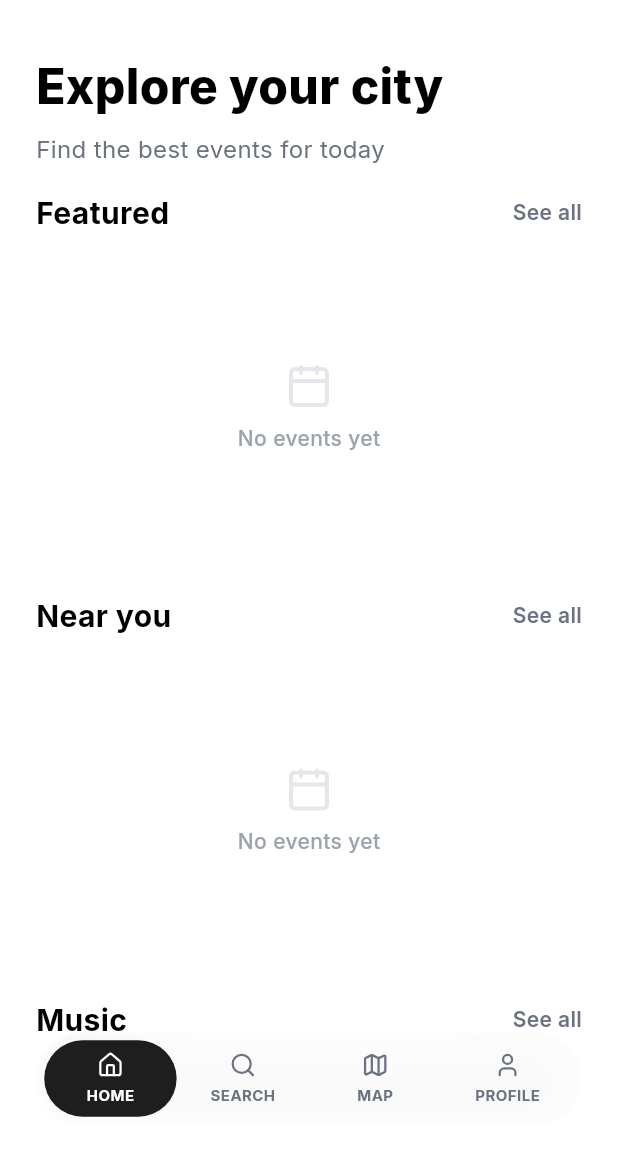
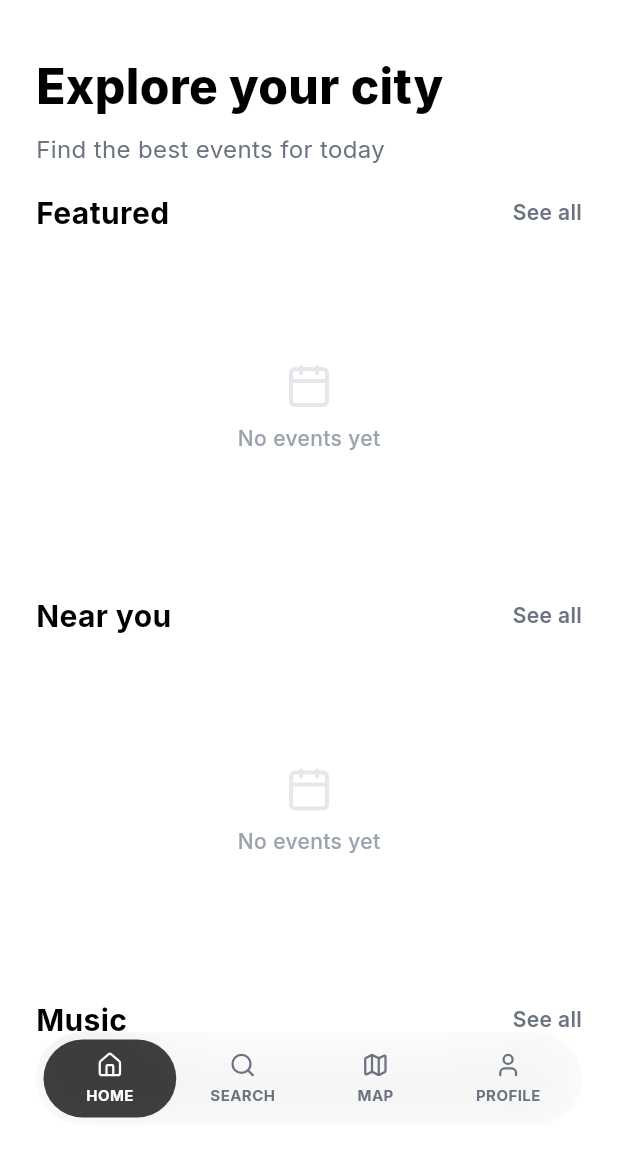
Before and after one commit to RogelioZu/fo, a Flutter app: the MainShell screen opened by its route, on a phone screen of 412 x 824 dp, the part 75-1236 px from its top. Run offline on Flutter 3.47's test engine with Material 3 defaults, Android fonts, the phone set to English and light mode, and no system bars; our stand-ins replace cached_network_image, equatable, flutter_dotenv, flutter_riverpod, geocoding, geolocator and 8 more; accounts and stored records are empty.

Commit message:
navbar improved, still sucks

```diff
--- a/lib/features/home/presentation/widgets/nav_pill.dart
+++ b/lib/features/home/presentation/widgets/nav_pill.dart
@@ -32,21 +32,21 @@ class NavPill extends StatelessWidget {
       child: ClipRRect(
         borderRadius: BorderRadius.circular(31),
         child: BackdropFilter(
-          filter: ImageFilter.blur(sigmaX: 24, sigmaY: 24),
+          filter: ImageFilter.blur(sigmaX: 30, sigmaY: 30),
           child: Container(
             height: 62,
             decoration: BoxDecoration(
-              // Tinte blanco translúcido (el blur se ve a través)
-              color: AppColors.white.withValues(alpha: 0.72),
+              // Tinte muy sutil — deja que el blur sea protagonista
+              color: AppColors.white.withValues(alpha: 0.35),
               borderRadius: BorderRadius.circular(31),
-              // Borde sutil brillante para el efecto glass
+              // Borde glass — brillo fino apenas visible
               border: Border.all(
-                color: AppColors.white.withValues(alpha: 0.45),
-                width: 1.5,
+                color: AppColors.white.withValues(alpha: 0.25),
+                width: 1,
               ),
               boxShadow: [
                 BoxShadow(
-                  color: AppColors.black.withValues(alpha: 0.08),
+                  color: AppColors.black.withValues(alpha: 0.06),
                   offset: const Offset(0, 8),
                   blurRadius: 32,
                 ),
@@ -68,7 +68,7 @@ class NavPill extends StatelessWidget {
                       curve: Curves.easeInOut,
                       decoration: BoxDecoration(
                         color: isActive
-                            ? AppColors.black.withValues(alpha: 0.88)
+                            ? AppColors.black.withValues(alpha: 0.75)
                             : Colors.transparent,
                         borderRadius: BorderRadius.circular(27),
                       ),
```
